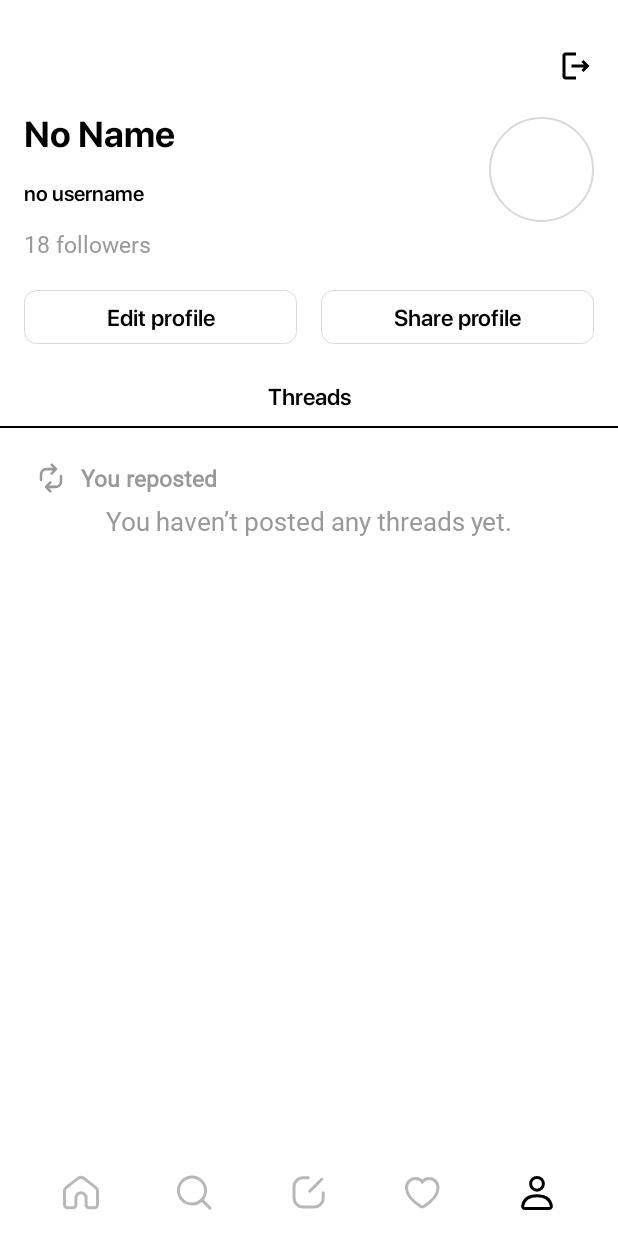
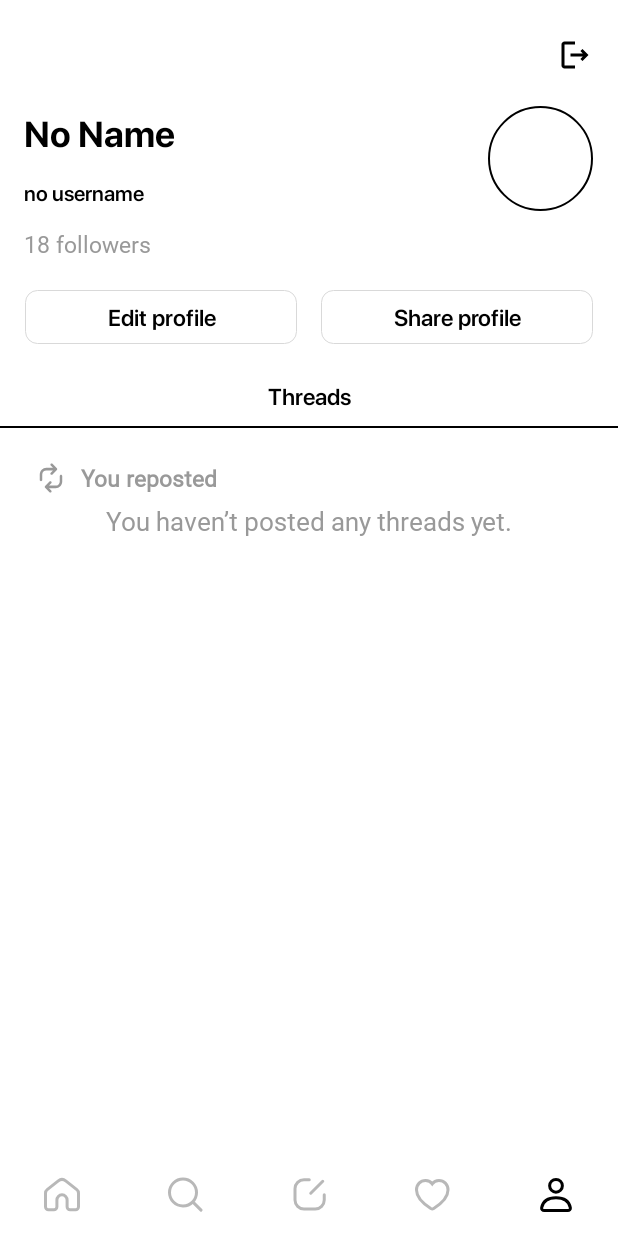
Before and after one commit to tsoyiv/threads, an Android app: the UserMainFragment screen opened through its navigation route, on a phone screen of 412 x 824 dp. Run offline under Robolectric (Android 15) with nearby library versions, the phone set to English and light mode, and no system bars; our stand-ins replace navigation-ui; plain views replace CircularImageView.

Commit message:
T1-226, added navigation and adaptive design

```diff
--- a/app/src/main/java/com/example/threads/MainActivity.kt
+++ b/app/src/main/java/com/example/threads/MainActivity.kt
@@ -1,6 +1,7 @@
 package com.example.threads
 
 import android.os.Bundle
+import android.view.MenuItem
 import android.view.View
 import androidx.appcompat.app.AppCompatActivity
 import androidx.navigation.fragment.NavHostFragment
@@ -10,24 +11,36 @@ import com.google.android.material.bottomnavigation.BottomNavigationView
 
 class MainActivity : AppCompatActivity() {
 
+    private lateinit var bottomNavigationView: BottomNavigationView
+
     override fun onCreate(savedInstanceState: Bundle?) {
         super.onCreate(savedInstanceState)
         setContentView(R.layout.activity_main)
 
+        bottomNavigationView = findViewById(R.id.btn_nav_view)
         val navHostFragment =
             supportFragmentManager.findFragmentById(R.id.hostFragment) as NavHostFragment
         val navController = navHostFragment.navController
         findViewById<BottomNavigationView>(R.id.btn_nav_view)
             .setupWithNavController(navController)
     }
-
+//    override fun onResume() {
+//        super.onResume()
+////        bottomNavigationView.menu.findItem(R.id.menu_item_home).setIcon(R.drawable.img_home_filled)
+//        bottomNavigationView.menu.findItem(R.id.tabMainFeedFragment).setIcon(R.drawable.img_colored_home)
+//    }
+//    override fun onStop() {
+//        super.onStop()
+//        bottomNavigationView.menu.findItem(R.id.tabMainFeedFragment).setIcon(R.drawable.icon_home)
+//      //bottomNavigationView.menu.findItem(R.id.menu_item_search).setIcon(R.drawable.img_search_unfocused)
+//    }
     fun hide() {
-        val btmNavBar = findViewById<View>(R.id.btm_nav_bar)
+        val btmNavBar = findViewById<View>(R.id.btn_nav_view)
         btmNavBar.visibility = View.GONE
     }
 
     fun showBtm() {
-        val btmNavBar = findViewById<View>(R.id.btm_nav_bar)
+        val btmNavBar = findViewById<View>(R.id.btn_nav_view)
         btmNavBar.visibility = View.VISIBLE
     }
 }
--- a/app/src/main/java/com/example/threads/view/log_fragments/LoginFragment.kt
+++ b/app/src/main/java/com/example/threads/view/log_fragments/LoginFragment.kt
@@ -41,7 +41,7 @@ class LoginFragment : Fragment() {
         }
 
         binding.btnLogin.setOnClickListener {
-            findNavController().navigate(R.id.action_loginFragment_to_feedMainFragment)
+            findNavController().navigate(R.id.action_loginFragment_to_tabMainFeedFragment)
         }
     }
 }
--- a/app/src/main/res/layout/activity_main.xml
+++ b/app/src/main/res/layout/activity_main.xml
@@ -17,34 +17,47 @@
         app:layout_constraintTop_toBottomOf="parent"
         app:navGraph="@navigation/my_nav" />
 
-    <com.google.android.material.bottomappbar.BottomAppBar
-        android:id="@+id/btm_nav_bar"
+
+    <com.google.android.material.bottomnavigation.BottomNavigationView
+        android:id="@+id/btn_nav_view"
         android:layout_width="match_parent"
         android:layout_height="wrap_content"
-        android:layout_gravity="bottom"
+        android:background="@drawable/transparent_background"
         app:elevation="0dp"
-        android:layout_marginBottom="1dp"
+        app:itemBackground="@android:color/transparent"
+        app:itemIconTint="@drawable/bottom_nav_item_selector"
+        app:labelVisibilityMode="unlabeled"
         app:layout_constraintBottom_toBottomOf="parent"
         app:layout_constraintEnd_toEndOf="parent"
         app:layout_constraintStart_toStartOf="parent"
-        app:itemIconTint="@drawable/bottom_nav_item_selector"
-        app:itemBackground="@android:color/transparent"
-        tools:ignore="BottomAppBar">
+        app:menu="@menu/btm_menu" />
 
-        <com.google.android.material.bottomnavigation.BottomNavigationView
-            android:id="@+id/btn_nav_view"
-            android:layout_width="match_parent"
-            android:layout_height="wrap_content"
-            android:layout_marginEnd="16dp"
-            android:layout_marginRight="16dp"
-            app:menu="@menu/btm_menu"
-            app:labelVisibilityMode="unlabeled"
-            app:itemBackground="@android:color/transparent"
-            app:elevation="0dp"
-            android:background="@drawable/transparent_background"
-            app:itemIconTint="@drawable/bottom_nav_item_selector"
-            />
-
-    </com.google.android.material.bottomappbar.BottomAppBar>
+<!--    <com.google.android.material.bottomappbar.BottomAppBar-->
+<!--        android:id="@+id/btm_nav_bar"-->
+<!--        android:layout_width="match_parent"-->
+<!--        android:layout_height="wrap_content"-->
+<!--        android:layout_gravity="bottom"-->
+<!--        android:layout_marginBottom="1dp"-->
+<!--        app:elevation="0dp"-->
+<!--        app:itemBackground="@android:color/transparent"-->
+<!--        app:itemIconTint="@drawable/bottom_nav_item_selector"-->
+<!--        app:layout_constraintBottom_toBottomOf="parent"-->
+<!--        app:layout_constraintEnd_toEndOf="parent"-->
+<!--        app:layout_constraintStart_toStartOf="parent"-->
+<!--        tools:ignore="BottomAppBar">-->
+<!--        <com.google.android.material.bottomnavigation.BottomNavigationView-->
+<!--            android:id="@+id/btn_nav_view"-->
+<!--            android:layout_width="match_parent"-->
+<!--            android:layout_height="wrap_content"-->
+<!--            android:layout_marginEnd="16dp"-->
+<!--            android:layout_marginRight="16dp"-->
+<!--            android:background="@drawable/transparent_background"-->
+<!--            app:elevation="0dp"-->
+<!--            app:itemBackground="@android:color/transparent"-->
+<!--            app:labelVisibilityMode="unlabeled"-->
+<!--            app:menu="@menu/btm_menu"-->
+<!--            app:itemIconTint="@drawable/bottom_nav_item_selector"-->
+<!--            />-->
+<!--    </com.google.android.material.bottomappbar.BottomAppBar>-->
 
 </androidx.constraintlayout.widget.ConstraintLayout>
--- a/app/src/main/res/layout/fragment_user_main.xml
+++ b/app/src/main/res/layout/fragment_user_main.xml
@@ -6,15 +6,41 @@
     android:layout_height="match_parent"
     tools:context=".view.user_fragments.UserMainFragment">
 
+    <androidx.constraintlayout.widget.Guideline
+        android:id="@+id/guideline_left"
+        android:layout_width="wrap_content"
+        android:layout_height="wrap_content"
+        android:orientation="vertical"
+        app:layout_constraintGuide_percent="0.04" />
+
+    <androidx.constraintlayout.widget.Guideline
+        android:id="@+id/guideline_top"
+        android:layout_width="wrap_content"
+        android:layout_height="wrap_content"
+        android:orientation="horizontal"
+        app:layout_constraintGuide_percent="0.03" />
+
+    <androidx.constraintlayout.widget.Guideline
+        android:id="@+id/guideline_right"
+        android:layout_width="wrap_content"
+        android:layout_height="wrap_content"
+        android:orientation="vertical"
+        app:layout_constraintGuide_percent="0.96" />
+
+    <androidx.constraintlayout.widget.Guideline
+        android:id="@+id/guideline_bottom"
+        android:layout_width="wrap_content"
+        android:layout_height="wrap_content"
+        android:orientation="horizontal"
+        app:layout_constraintGuide_percent="0.97" />
+
     <ImageView
         android:id="@+id/btn_logout"
         android:layout_width="wrap_content"
         android:layout_height="wrap_content"
-        android:layout_marginTop="32dp"
-        android:layout_marginEnd="16dp"
         android:src="@drawable/img_logout"
-        app:layout_constraintEnd_toEndOf="parent"
-        app:layout_constraintTop_toTopOf="parent" />
+        app:layout_constraintEnd_toStartOf="@+id/guideline_right"
+        app:layout_constraintTop_toTopOf="@+id/guideline_top" />
 
     <TextView
         android:id="@+id/txt_name"
@@ -54,6 +80,7 @@
         android:layout_height="wrap_content"
         android:layout_marginStart="16dp"
         android:layout_marginTop="14dp"
+        android:clickable="true"
         android:fontFamily="@font/sfthin"
         android:text="18 followers"
         android:textColor="#999999"
@@ -61,55 +88,71 @@
         app:layout_constraintStart_toStartOf="parent"
         app:layout_constraintTop_toBottomOf="@+id/txt_username" />
 
+<!--    <androidx.cardview.widget.CardView-->
+<!--        android:id="@+id/img_selectImageUser"-->
+<!--        android:layout_width="70dp"-->
+<!--        android:layout_height="70dp"-->
+<!--        android:layout_marginStart="16dp"-->
+<!--        android:layout_marginTop="8dp"-->
+<!--        android:layout_marginBottom="8dp"-->
+<!--        app:cardCornerRadius="55dp"-->
+<!--        app:layout_constraintEnd_toStartOf="@+id/guideline_right"-->
+<!--        app:layout_constraintTop_toBottomOf="@+id/btn_logout">-->
+
+<!--        <ImageView-->
+<!--            android:id="@+id/userImage"-->
+<!--            android:layout_width="match_parent"-->
+<!--            android:layout_height="match_parent"-->
+<!--            android:scaleType="centerCrop"-->
+<!--            android:src="@drawable/ic_exuser" />-->
+<!--    </androidx.cardview.widget.CardView>-->
+
         <com.mikhaellopez.circularimageview.CircularImageView
             android:id="@+id/img_selectImageUser"
             android:layout_width="70dp"
             android:layout_height="70dp"
             android:layout_marginTop="22dp"
-        android:layout_marginEnd="16dp"
             android:src="@drawable/img_userphoto"
-        app:civ_border_color="#D9D9D9"
+            app:civ_circle_color="#999999"
             app:civ_border_width="1dp"
             app:civ_shadow_radius="0dp"
-        app:layout_constraintEnd_toEndOf="parent"
+            app:layout_constraintEnd_toStartOf="@+id/guideline_right"
             app:layout_constraintTop_toBottomOf="@+id/btn_logout" />
 
 
     <androidx.appcompat.widget.AppCompatButton
         android:id="@+id/btn_editProfile"
+        style="?android:attr/borderlessButtonStyle"
         android:layout_width="0dp"
         android:layout_height="36dp"
-        android:layout_marginStart="16dp"
         android:layout_marginTop="20dp"
         android:layout_marginEnd="8dp"
         android:layout_weight="1"
         android:background="@drawable/btn_rounded_user_page"
         android:fontFamily="@font/sfmed"
-        style="?android:attr/borderlessButtonStyle"
         android:text="Edit profile"
         android:textAllCaps="false"
         android:textColor="@color/black"
         android:textSize="15sp"
         app:layout_constraintEnd_toStartOf="@+id/btn_shareProfile"
-        app:layout_constraintStart_toStartOf="parent"
+        app:layout_constraintStart_toStartOf="@+id/guideline_left"
         app:layout_constraintTop_toBottomOf="@+id/txt_numbFollowers" />
 
     <androidx.appcompat.widget.AppCompatButton
         android:id="@+id/btn_shareProfile"
+        style="?android:attr/borderlessButtonStyle"
         android:layout_width="0dp"
         android:layout_height="36dp"
         android:layout_marginStart="8dp"
         android:layout_marginTop="20dp"
-        android:layout_marginEnd="16dp"
         android:layout_weight="1"
-        style="?android:attr/borderlessButtonStyle"
         android:background="@drawable/btn_rounded_user_page"
         android:fontFamily="@font/sfmed"
         android:text="Share profile"
         android:textAllCaps="false"
         android:textColor="@color/black"
         android:textSize="15sp"
-        app:layout_constraintEnd_toEndOf="parent"
+        app:layout_constraintEnd_toStartOf="@+id/guideline_right"
         app:layout_constraintStart_toEndOf="@+id/btn_editProfile"
         app:layout_constraintTop_toBottomOf="@+id/txt_numbFollowers" />
 
@@ -122,8 +165,9 @@
         android:text="Threads"
         android:textColor="@color/black"
         android:textSize="15sp"
-        app:layout_constraintEnd_toEndOf="parent"
-        app:layout_constraintStart_toStartOf="parent"
+
+        app:layout_constraintEnd_toStartOf="@+id/guideline_right"
+        app:layout_constraintStart_toStartOf="@+id/guideline_left"
         app:layout_constraintTop_toBottomOf="@+id/btn_editProfile" />
 
     <View
```
Lines whose indentation alone changed are shown as unchanged.
